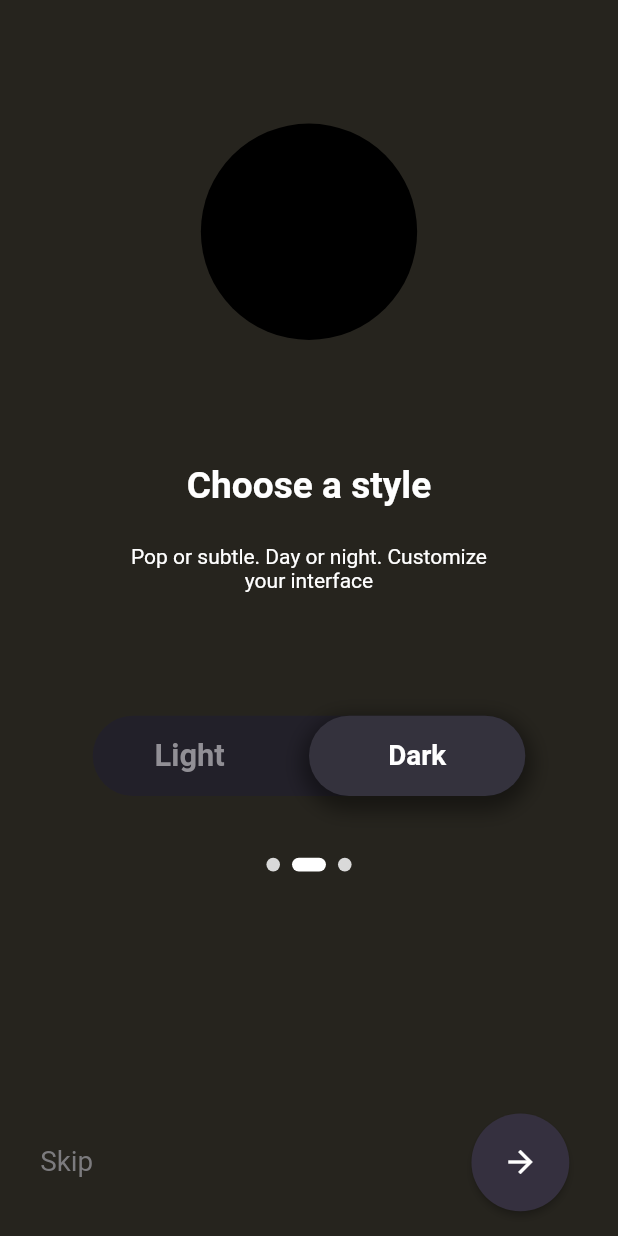
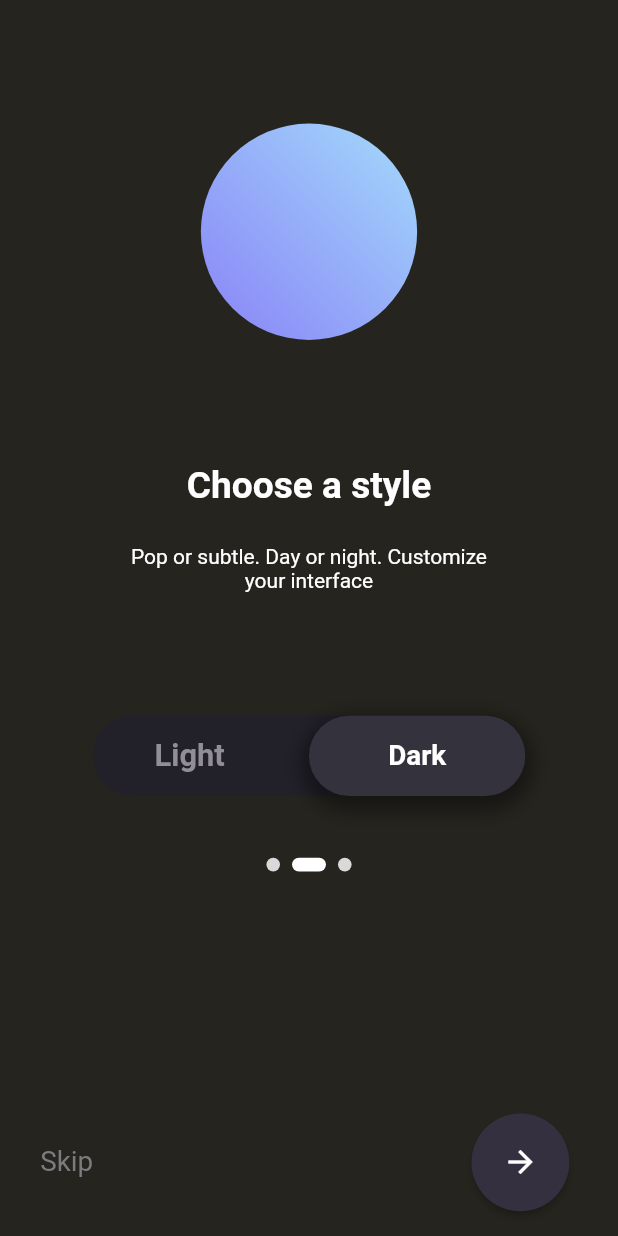
Before and after one commit to mahmudulhasan766/SocialApp_Flutter, a Flutter app: the screen it shows after launch, on a phone screen of 412 x 824 dp. Run offline on Flutter 3.47's test engine with Material 2 defaults, Android fonts, the phone set to English and light mode, and no system bars; our stand-ins replace font_awesome_flutter, hive; accounts and stored records are empty; Roboto replaces fonts that are missing (Rubik).

Commit message:
color solve

```diff
--- a/lib/models_providers/theme_provider.dart
+++ b/lib/models_providers/theme_provider.dart
@@ -29,7 +29,7 @@ class ThemeProvider with ChangeNotifier {
   //use to toggle the theme
   toggleThemeData() async {
     final setting = await Hive.openBox('settings');
-    setting.put('isLighttheme', !isLightTheme);
+    setting.put('isLightTheme', !isLightTheme);
     isLightTheme = !isLightTheme;
     getCurrentStatusNavigationBarColor();
     notifyListeners();
@@ -52,8 +52,11 @@ class ThemeProvider with ChangeNotifier {
   ThemeColor themeModel() {
     return ThemeColor(
       gradient: [
-        if (isLightTheme) ...[Color(0xDDFF0080), Color(0xDDFF8C00)],
-        if (isLightTheme) ...[Color(0xFF8983F7), Color(0xFFA3DAFB)],
+        if (isLightTheme) ...[
+          Color(0xDDFF0080),
+          Color(0xDDFF8C00),
+        ],
+        if (!isLightTheme) ...[Color(0xFF8983F7), Color(0xFFA3DAFB)],
       ],
       textColor: isLightTheme ? Color(0xFF000000) : Color(0xFFFFFFFF),
       toggleButtonColor: isLightTheme ? Color(0xFFFFFFFF) : Color(0xFf34323d),
```
Also changed, not shown: lib/components/z_animation_toggle.dart (+4 -3 lines), lib/myhome_page.dart (+8 -4 lines), lib/theme_page/theme_home.dart (+17 -10 lines).
